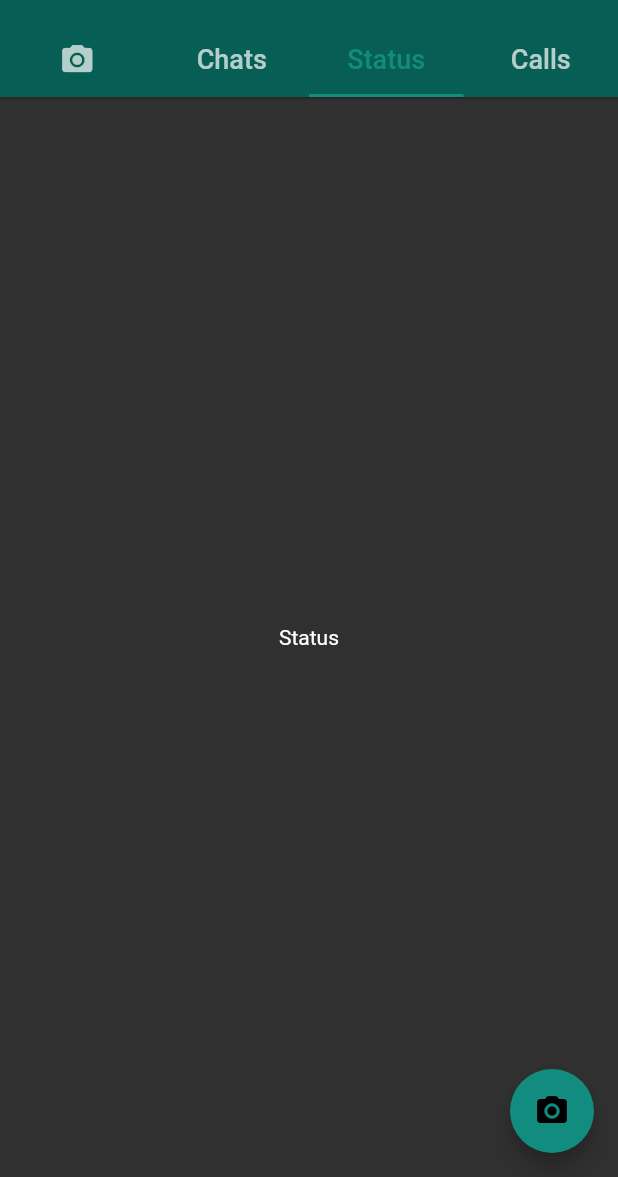
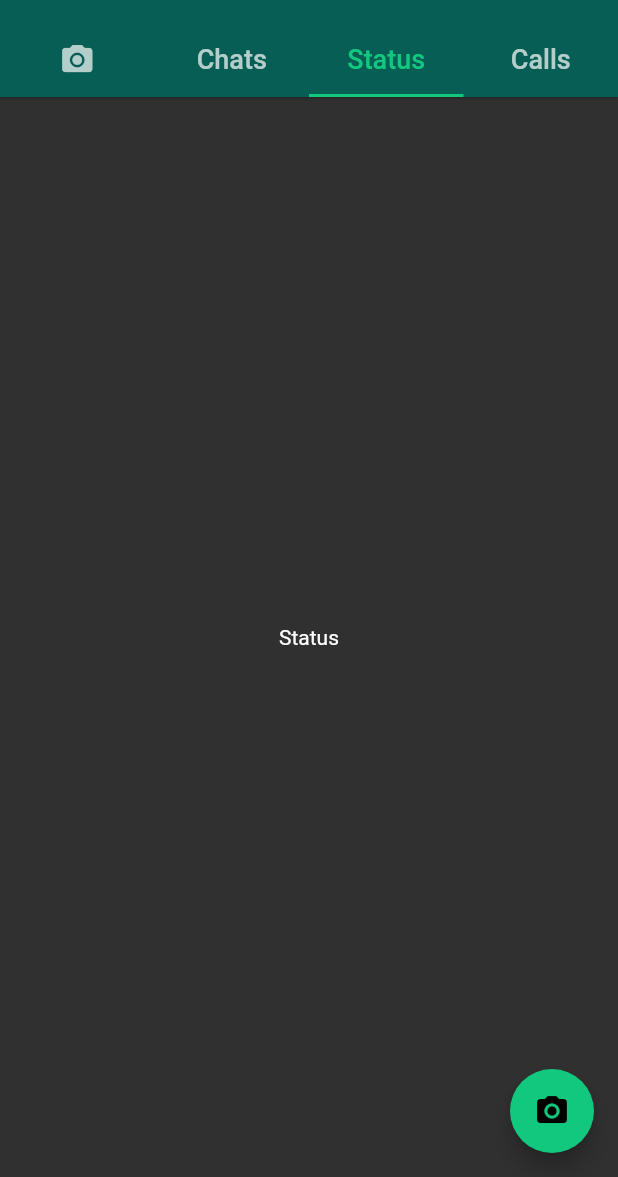
Before and after one commit to cupcake08/WhatsApp-Clone, a Flutter app: the screen it shows after launch, tab 3 chosen, on a phone screen of 412 x 824 dp, the part 59-1236 px from its top. Run offline on Flutter 3.47's test engine with Material 2 defaults, Android fonts, the phone set to English and light mode, and no system bars.

Commit message:
constant color variables

```diff
--- a/lib/utils/colors.dart
+++ b/lib/utils/colors.dart
@@ -1,6 +1,6 @@
 import 'package:flutter/widgets.dart';
 
-const Color tealGreen = Color.fromRGBO(18, 140, 126, 1);
+const Color tealGreen = Color.fromRGBO(18, 200, 126, 1);
 const Color tealGreenDark = Color.fromRGBO(7, 94, 84, 1);
 
 const Color grey = Color.fromRGBO(69, 90, 100, 1);
```
